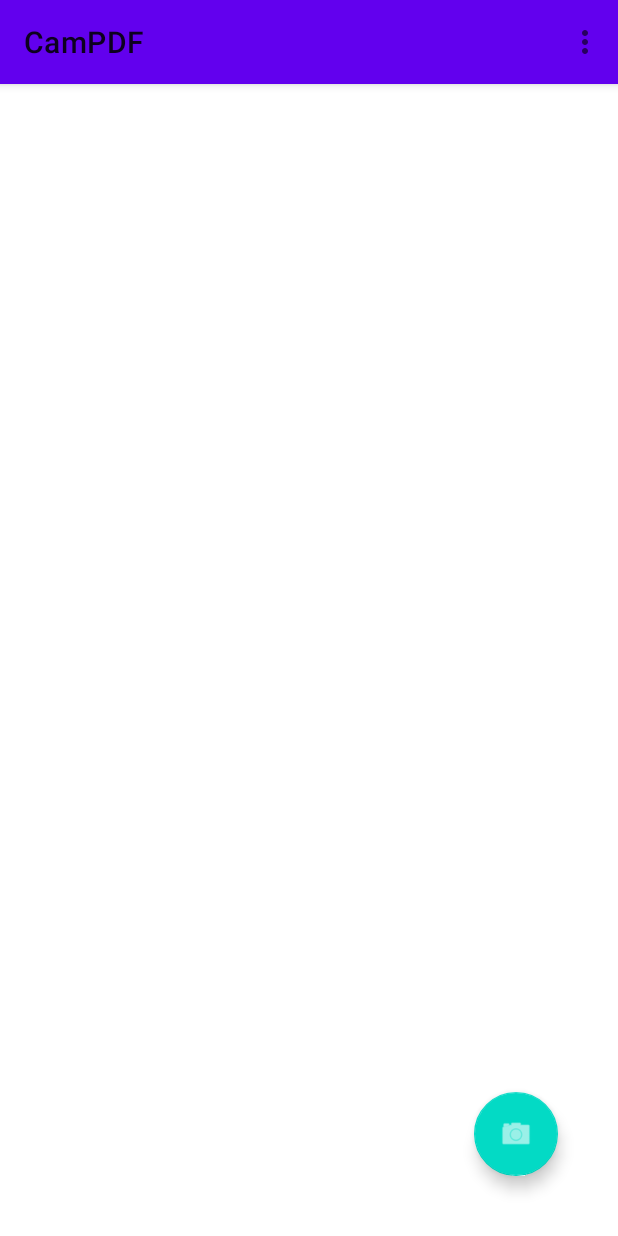
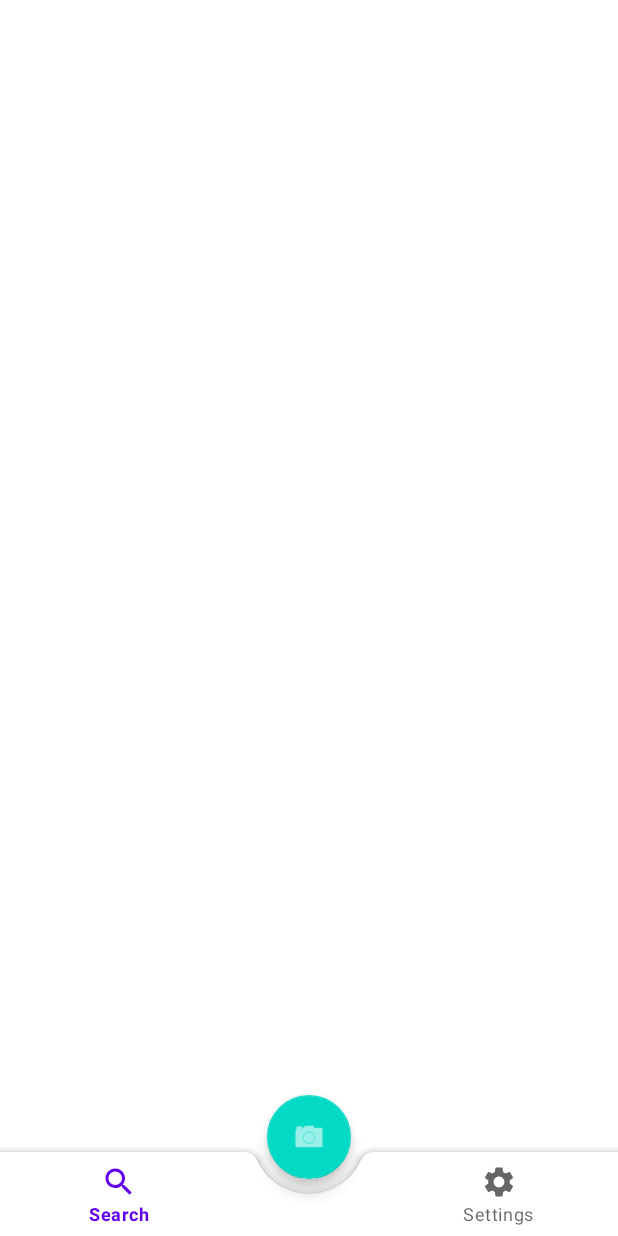
Before and after one commit to bitstuffing/campdf, an Android app: the MainActivity screen opened directly, with no data from a screen before it, on a phone screen of 412 x 824 dp. Run offline under Robolectric (Android 15) with nearby library versions, the phone set to English and light mode, and no system bars; our stand-ins replace navigation-ui; libraries missing offline, so code that uses them is left out: com.tom_roush.pdfbox, com.wdullaer.swipeactionadapter; 6 statements that could not run were skipped.

Commit message:
improves in performance, added cache, beautiful bottom floating buttons and a better bitmap generation

```diff
--- a/app/src/main/java/com/github/bitstuffing/campdf/MainActivity.java
+++ b/app/src/main/java/com/github/bitstuffing/campdf/MainActivity.java
@@ -49,8 +49,8 @@
 
     private Logger logger = Logger.getLogger(this.getClass().getName());
 
-    ProgressDialog loadingDialog;
-    AlertDialog.Builder alertDialog;
+    private static ProgressDialog loadingDialog;
+    private static AlertDialog.Builder alertDialog;
 
     //pdf size (600 dpi - A4 sized), enough quality at this moment. TODO put in settings
     private static final int A4_WIDTH = 2480;
@@ -61,6 +61,10 @@
     protected PDDocument document = null;
     protected PDPage page = null;
     protected File file = null;
+
+    public static void setAlertDialog(AlertDialog.Builder alert){
+        alertDialog = alert;
+    }
 
     private void init(){
         // handler
@@ -117,11 +121,9 @@
         binding = ActivityMainBinding.inflate(getLayoutInflater());
         setContentView(binding.getRoot());
 
-        setSupportActionBar(binding.toolbar);
-
         NavController navController = Navigation.findNavController(this, R.id.nav_host_fragment_content_main);
         appBarConfiguration = new AppBarConfiguration.Builder(navController.getGraph()).build();
-        NavigationUI.setupActionBarWithNavController(this, navController, appBarConfiguration);
+
     }
 
     public static void sendMessage(int code,String message) {
--- a/app/src/main/java/com/github/bitstuffing/campdf/MainFragment.java
+++ b/app/src/main/java/com/github/bitstuffing/campdf/MainFragment.java
@@ -40,7 +40,6 @@
 
     private CustomSwipeRefreshLayout swipeRefreshLayout;
     private LinearLayout emptyLayout;
-    protected List<String> list;
 
     public static MainFragment newInstance() {
         fragment = new MainFragment();
@@ -91,10 +90,10 @@
     }
 
     public void fillListView() {
-        list = new ArrayList<String>();
+        List<File> list = new ArrayList<File>();
         File filePath = getActivity().getFilesDir();
         for(int i=0;i<filePath.listFiles().length;i++){
-            list.add(filePath.listFiles()[i].getName());
+            list.add(filePath.listFiles()[i]);
         }
         BaseAdapter tempAdapter = new PDFElementAdapter(list, getActivity());
         adapter = new SwipeActionAdapter(tempAdapter);
@@ -227,7 +226,10 @@
                 dialog.cancel();
             }
         });
-        builder.show();
+
+        ((MainActivity)getActivity()).setAlertDialog(builder);
+        ((MainActivity)getActivity()).sendMessage(ISignals.SHOW_ALERT);
+        //builder.show();
     }
 
     public void onViewCreated(@NonNull View view, Bundle savedInstanceState) {
--- a/app/src/main/java/com/github/bitstuffing/campdf/PDFElementAdapter.java
+++ b/app/src/main/java/com/github/bitstuffing/campdf/PDFElementAdapter.java
@@ -2,6 +2,8 @@
 
 import android.app.Activity;
 import android.graphics.Bitmap;
+import android.graphics.Matrix;
+import android.graphics.drawable.BitmapDrawable;
 import android.view.LayoutInflater;
 import android.view.View;
 import android.view.ViewGroup;
@@ -15,20 +17,24 @@
 
 import java.io.File;
 import java.io.IOException;
+import java.util.HashMap;
 import java.util.List;
+import java.util.Map;
 
 public class PDFElementAdapter extends BaseAdapter {
 
-    List<String> list;
-    Activity activity;
+    private List<File> list;
+    private Activity activity;
+    private Map<String,View> thumbnails;
 
     int WIDTH = 150;
     int HEIGHT = 150;
 
-    public PDFElementAdapter(List<String> list, Activity activity){
+    public PDFElementAdapter(List<File> list, Activity activity){
         super();
         this.list = list;
         this.activity = activity;
+        this.thumbnails = new HashMap<String,View>();
     }
 
     @Override
@@ -48,17 +54,22 @@
 
     @Override
     public View getView(int i, View view, ViewGroup viewGroup) {
+        if(view !=null && thumbnails.containsKey(list.get(i).getName())){ //search in cached
+            ((ViewGroup)view.getParent()).removeView(view); //needs this tip to avoid invalid view identifier
+            View row = thumbnails.get(list.get(i).getName());
+            return row;
+        }
         LayoutInflater inflater = LayoutInflater.from(activity);
         LinearLayout row = (LinearLayout) inflater.inflate(R.layout.custom,null);
         TextView title, detail;
         ImageView i1;
         title = (TextView) row.findViewById(R.id.title);
         detail = (TextView) row.findViewById(R.id.detail);
-        title.setText(list.get(i));
-        detail.setText(list.get(i));
+        title.setText(list.get(i).getName());
+        detail.setText(list.get(i).getName());
         i1=(ImageView)row.findViewById(R.id.img);
         try{
-            i1.setImageBitmap(getThumbnailFromPDF(list.get(i))); //get thumbnail
+            i1.setImageBitmap(getThumbnailFromPDF(list.get(i).getName())); //get thumbnail
         }catch(IOException e){
             e.printStackTrace(); //TODO log
         }
@@ -89,13 +100,33 @@
                 return false;
             }
         });
+        //TODO cached but is not a valid solution, needs more control (like renamed or deleted)
+        thumbnails.put(list.get(i).getName(),row);
         return row;
     }
 
     private Bitmap getThumbnailFromPDF(String s) throws IOException {
-        PDDocument pdf = PDDocument.load(new File(activity.getFilesDir().getAbsolutePath()+File.separatorChar+s));
-        //PDPage pdpage = (PDPage) pdf.getDocumentCatalog().getPages().get(0);
-        PDFRenderer renderer = new PDFRenderer(pdf);
-        return  Bitmap.createScaledBitmap(renderer.renderImage(0), WIDTH, HEIGHT, true);
+        try{
+            PDDocument pdf = PDDocument.load(new File(activity.getFilesDir().getAbsolutePath()+File.separatorChar+s));
+            //PDPage pdpage = (PDPage) pdf.getDocumentCatalog().getPages().get(0);
+            PDFRenderer renderer = new PDFRenderer(pdf);
+            return  Bitmap.createScaledBitmap(renderer.renderImage(0), WIDTH, HEIGHT, true);
+        }catch(Exception e){
+            Bitmap bitmap = ((BitmapDrawable) activity.getResources().getDrawable(R.drawable.pdf)).getBitmap();
+            Matrix matrix = new Matrix();
+            //matrix.postScale(50,50);
+            return Bitmap.createScaledBitmap(bitmap,WIDTH/3, HEIGHT/3 ,true);
+        }
     }
+
+    @Override
+    public int getViewTypeCount() {
+        return getCount();
+    }
+
+    @Override
+    public int getItemViewType(int position) {
+        return position;
+    }
+
 }
--- /dev/null
+++ b/app/src/main/res/drawable/ic_baseline_search_24.xml
@@ -0,0 +1,10 @@
+<vector xmlns:android="http://schemas.android.com/apk/res/android"
+    android:width="24dp"
+    android:height="24dp"
+    android:viewportWidth="24"
+    android:viewportHeight="24"
+    android:tint="?attr/colorControlNormal">
+    <path
+        android:fillColor="@android:color/white"
+        android:pathData="M15.5,14h-0.79l-0.28,-0.27C15.41,12.59 16,11.11 16,9.5 16,5.91 13.09,3 9.5,3S3,5.91 3,9.5 5.91,16 9.5,16c1.61,0 3.09,-0.59 4.23,-1.57l0.27,0.28v0.79l5,4.99L20.49,19l-4.99,-5zM9.5,14C7.01,14 5,11.99 5,9.5S7.01,5 9.5,5 14,7.01 14,9.5 11.99,14 9.5,14z"/>
+</vector>
--- /dev/null
+++ b/app/src/main/res/drawable/ic_baseline_settings_24.xml
@@ -0,0 +1,10 @@
+<vector xmlns:android="http://schemas.android.com/apk/res/android"
+    android:width="24dp"
+    android:height="24dp"
+    android:viewportWidth="24"
+    android:viewportHeight="24"
+    android:tint="?attr/colorControlNormal">
+    <path
+        android:fillColor="@android:color/white"
+        android:pathData="M19.14,12.94c0.04,-0.3 0.06,-0.61 0.06,-0.94c0,-0.32 -0.02,-0.64 -0.07,-0.94l2.03,-1.58c0.18,-0.14 0.23,-0.41 0.12,-0.61l-1.92,-3.32c-0.12,-0.22 -0.37,-0.29 -0.59,-0.22l-2.39,0.96c-0.5,-0.38 -1.03,-0.7 -1.62,-0.94L14.4,2.81c-0.04,-0.24 -0.24,-0.41 -0.48,-0.41h-3.84c-0.24,0 -0.43,0.17 -0.47,0.41L9.25,5.35C8.66,5.59 8.12,5.92 7.63,6.29L5.24,5.33c-0.22,-0.08 -0.47,0 -0.59,0.22L2.74,8.87C2.62,9.08 2.66,9.34 2.86,9.48l2.03,1.58C4.84,11.36 4.8,11.69 4.8,12s0.02,0.64 0.07,0.94l-2.03,1.58c-0.18,0.14 -0.23,0.41 -0.12,0.61l1.92,3.32c0.12,0.22 0.37,0.29 0.59,0.22l2.39,-0.96c0.5,0.38 1.03,0.7 1.62,0.94l0.36,2.54c0.05,0.24 0.24,0.41 0.48,0.41h3.84c0.24,0 0.44,-0.17 0.47,-0.41l0.36,-2.54c0.59,-0.24 1.13,-0.56 1.62,-0.94l2.39,0.96c0.22,0.08 0.47,0 0.59,-0.22l1.92,-3.32c0.12,-0.22 0.07,-0.47 -0.12,-0.61L19.14,12.94zM12,15.6c-1.98,0 -3.6,-1.62 -3.6,-3.6s1.62,-3.6 3.6,-3.6s3.6,1.62 3.6,3.6S13.98,15.6 12,15.6z"/>
+</vector>
--- /dev/null
+++ b/app/src/main/res/drawable/transparent_background.xml
@@ -0,0 +1,9 @@
+<?xml version="1.0" encoding="utf-8"?>
+<shape xmlns:android="http://schemas.android.com/apk/res/android"
+    android:padding="20dp"
+    android:shape="rectangle">
+
+    <solid android:color="#00000000"/>
+
+
+</shape>
--- a/app/src/main/res/layout/activity_main.xml
+++ b/app/src/main/res/layout/activity_main.xml
@@ -6,19 +6,25 @@
     android:layout_height="match_parent"
     tools:context=".MainActivity">
 
-    <com.google.android.material.appbar.AppBarLayout
+    <com.google.android.material.bottomappbar.BottomAppBar
         android:layout_width="match_parent"
         android:layout_height="wrap_content"
-        android:theme="@style/AppTheme">
+        android:layout_gravity="bottom"
+        android:id="@+id/bottomAppBar"
+        app:fabCradleMargin="10dp"
+        app:fabCradleRoundedCornerRadius="10dp"
+        app:fabCradleVerticalOffset="10dp"
+        >
+        <com.google.android.material.bottomnavigation.BottomNavigationView
+            android:layout_width="match_parent"
+            android:layout_height="match_parent"
+            android:id="@+id/bottomNavigationView"
+            android:layout_marginRight="16dp"
+            app:menu="@menu/bottom_nav_menu"
+            android:background="@drawable/transparent_background"
 
-        <androidx.appcompat.widget.Toolbar
-            android:id="@+id/toolbar"
-            android:layout_width="match_parent"
-            android:layout_height="?attr/actionBarSize"
-            android:background="?attr/colorPrimary"
-             />
-
-    </com.google.android.material.appbar.AppBarLayout>
+            />
+    </com.google.android.material.bottomappbar.BottomAppBar>
 
     <include layout="@layout/content_main" />
 
@@ -26,9 +32,7 @@
         android:id="@+id/fab"
         android:layout_width="wrap_content"
         android:layout_height="wrap_content"
-        android:layout_gravity="bottom|end"
-        android:layout_marginEnd="40dp"
-        android:layout_marginBottom="40dp"
+        app:layout_anchor="@id/bottomAppBar"
         app:srcCompat="@android:drawable/ic_menu_camera" />
 
 </androidx.coordinatorlayout.widget.CoordinatorLayout>
--- a/app/src/main/res/layout/custom.xml
+++ b/app/src/main/res/layout/custom.xml
@@ -50,6 +50,8 @@
             android:layout_width="match_parent"
             android:layout_height="1dp"
             android:layout_margin="2dp"
+            android:width="50px"
+            android:height="50px"
             android:background="?android:attr/dividerVertical" />
     </LinearLayout>
 </LinearLayout>
--- a/app/src/main/res/layout/fragment_main.xml
+++ b/app/src/main/res/layout/fragment_main.xml
@@ -5,8 +5,6 @@
     android:layout_height="match_parent"
     android:id="@+id/fragmentMain"
     tools:context=".MainFragment">
-
-
 
     <LinearLayout
         xmlns:android="http://schemas.android.com/apk/res/android"
@@ -34,12 +32,14 @@
             android:id="@+id/swipeRefreshLayout"
             android:text = "Swipe to refresh "
             android:layout_width="match_parent"
-            android:layout_height="match_parent">
+            android:layout_height="match_parent"
+            android:layout_marginBottom="60dp">
 
         <ListView
             android:id="@+id/pdfListView"
             android:layout_width="match_parent"
-            android:layout_height="match_parent" >
+            android:layout_height="match_parent"
+            >
 
         </ListView>
 
--- /dev/null
+++ b/app/src/main/res/menu/bottom_nav_menu.xml
@@ -0,0 +1,19 @@
+<?xml version="1.0" encoding="utf-8"?>
+<menu xmlns:android="http://schemas.android.com/apk/res/android">
+
+    <item
+        android:id="@+id/Search"
+        android:icon="@drawable/ic_baseline_search_24"
+        android:title="Search"/>
+
+    <item
+        android:id="@+id/placeholder"
+        android:title=""/>
+
+    <item
+        android:id="@+id/settings"
+        android:icon="@drawable/ic_baseline_settings_24"
+        android:title="Settings"/>
+
+
+</menu>
--- a/app/src/main/res/navigation/nav_graph.xml
+++ b/app/src/main/res/navigation/nav_graph.xml
@@ -7,6 +7,7 @@
 
     <fragment
         android:id="@+id/FirstFragment"
+        android:background="#33000000"
         android:name="com.github.bitstuffing.campdf.MainFragment"
         android:label="@string/hello_fragment_label"
         tools:layout="@layout/fragment_main">
```
